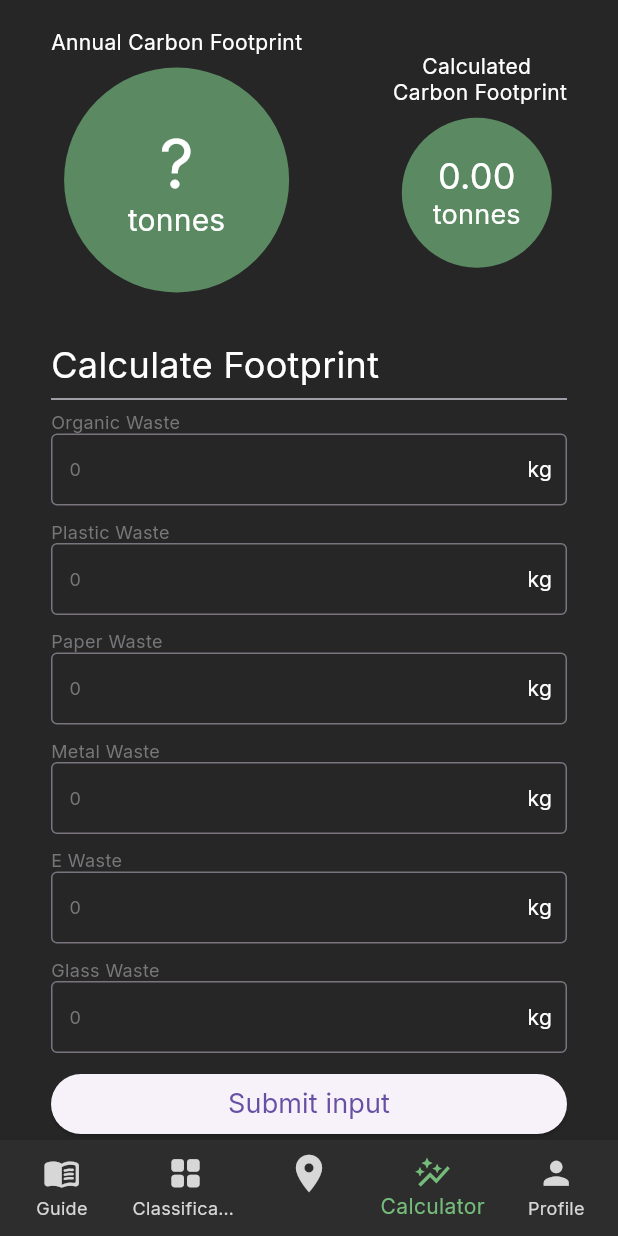
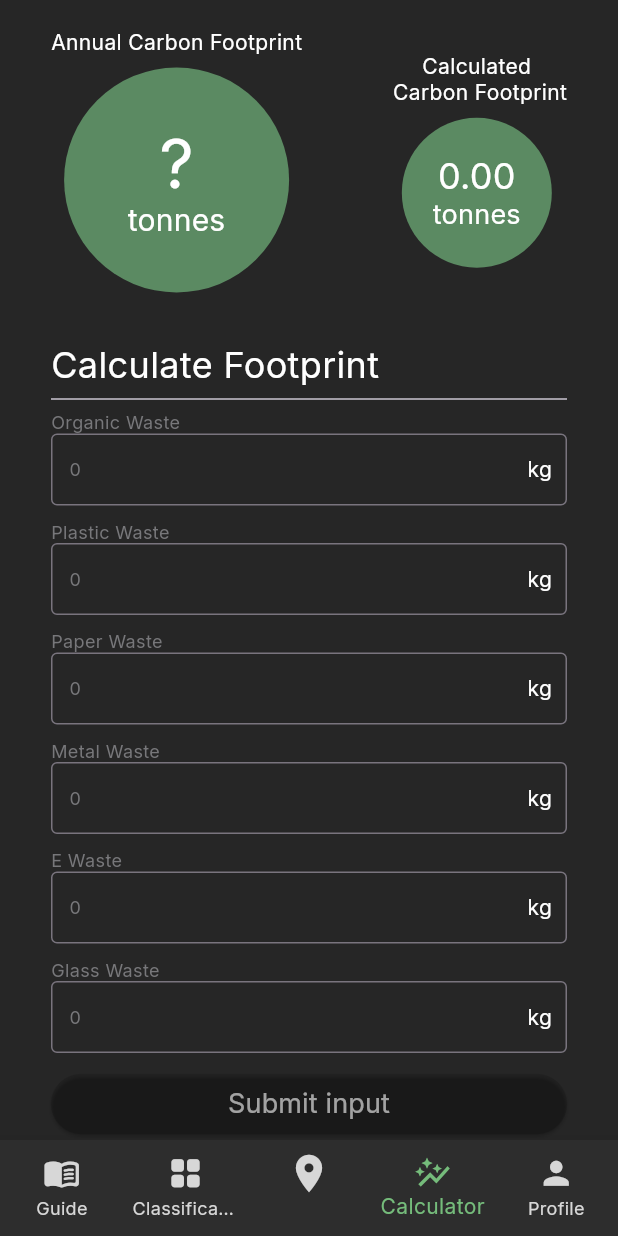
Before and after one commit to competeteam/EcoBin, a Flutter app: the Calculator screen opened by its route, scrolled down 149 dp, on a phone screen of 412 x 824 dp. Run offline on Flutter 3.47's test engine with Material 3 defaults, Android fonts, the phone set to English and light mode, and no system bars; our stand-ins replace camera, cloud_firestore, easy_debounce, firebase_auth, firebase_core, firebase_storage and 12 more; missing offline and left inert: country_picker_plus, flutter_tflite; accounts and stored records are empty; generated files the repository leaves out were written again.

Commit message:
fix: calculator button layout

```diff
--- a/lib/page/calculator.dart
+++ b/lib/page/calculator.dart
@@ -247,6 +247,11 @@ class _CalculatorState extends State<Calculator> {
                   carbonFootprintPerWaste.clear();
                 });
               },
+              style: const ButtonStyle(
+                backgroundColor: MaterialStatePropertyAll(Colors.black12),
+                foregroundColor: MaterialStatePropertyAll(Colors.white60),
+                overlayColor: MaterialStatePropertyAll(Color(0xFF5B8A62)),
+              ),
               child: const Text(
                 'Submit input',
                 style: TextStyle(
@@ -255,10 +260,11 @@ class _CalculatorState extends State<Calculator> {
                   fontWeight: FontWeight.w400,
                   height: 0,
                 ),
+
               ),
             ),
 
-
+            const SizedBox(height: 18,),
 
           ],
         ),
```
